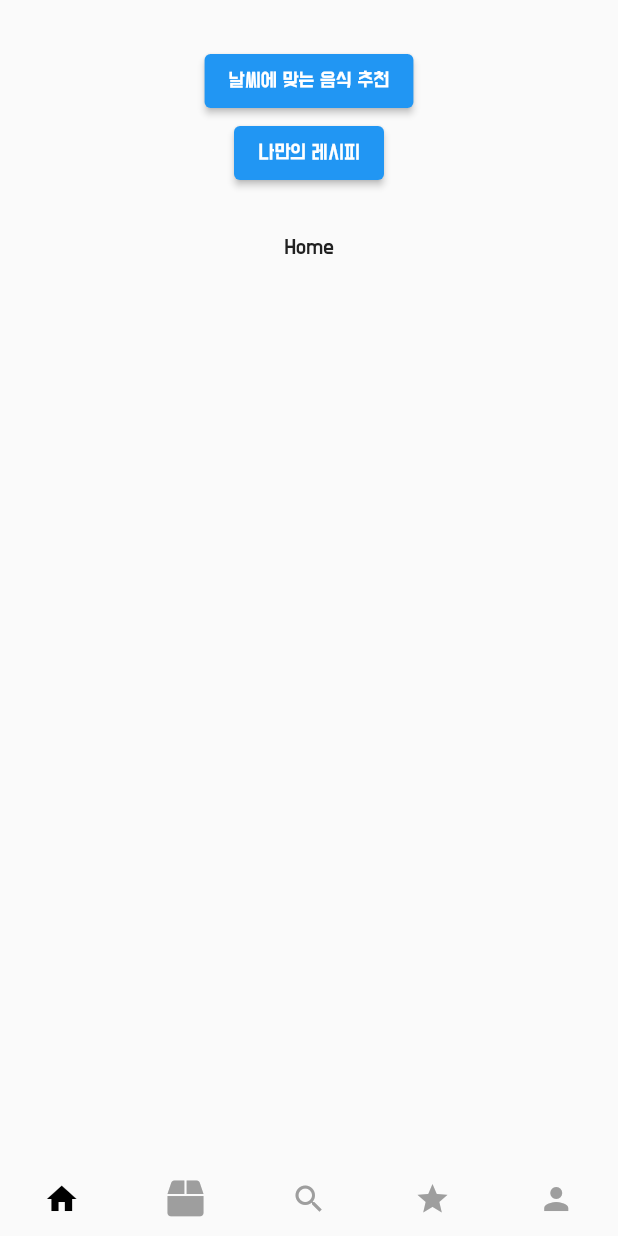
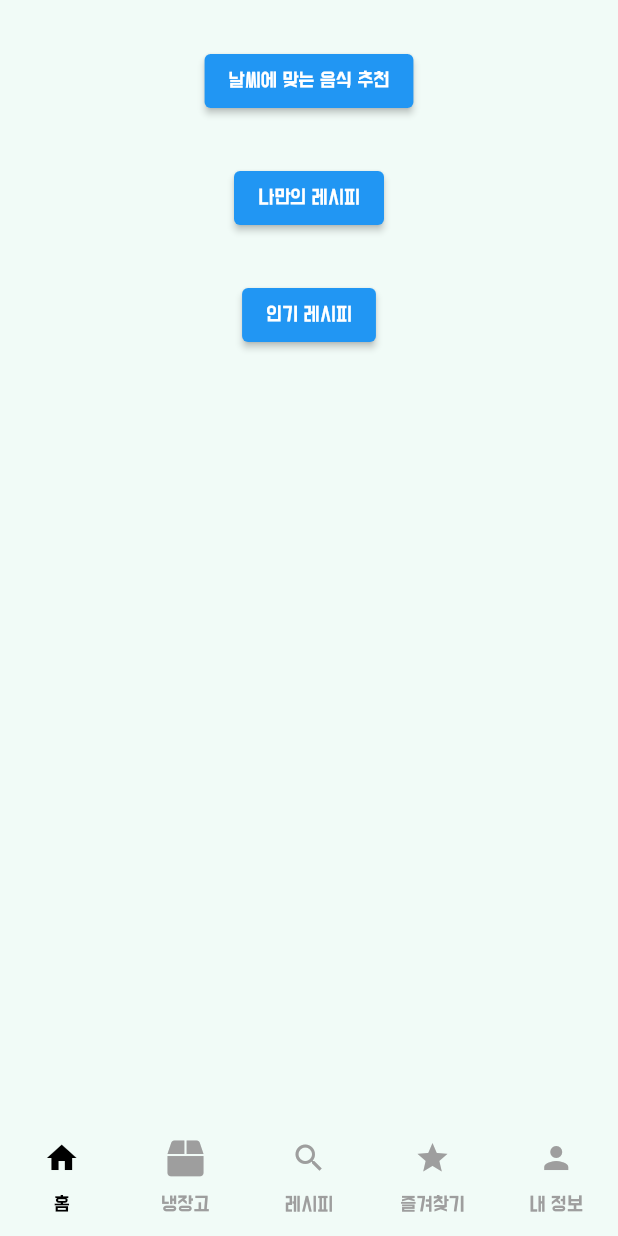
Before and after one commit to joowhan/Uana_project, a Flutter app: the screen it shows after launch, after a tap on "GUEST", on a phone screen of 412 x 824 dp. Run offline on Flutter 3.47's test engine with Material 2 defaults, Android fonts, the light colour scheme and no system bars; our stand-ins replace circular_countdown_timer, cloud_firestore, csv, file_picker, firebase_auth, firebase_core and 16 more; missing offline and left inert: cloud_firestore_web, firebase_auth_web, firebase_core_web, firebase_messaging_web, firebase_storage_web, geolocator_web and 4 more; accounts and stored records are empty; network calls fail.

Commit message:
add 인기 레시피

```diff
--- a/uana_project/lib/app.dart
+++ b/uana_project/lib/app.dart
@@ -1,4 +1,6 @@
 import 'package:flutter/material.dart';
+import 'package:uana_project/popular_recipe.dart';
+import 'package:uana_project/theme/light_colors.dart';
 import 'my_recipe.dart';
 import 'weather_recipe.dart';
 import 'login.dart';
@@ -33,7 +35,8 @@ class _UanaAppState extends State<UanaApp> {
       home: const LoginPage(),
       initialRoute: '/login',
       theme: ThemeData(
-        fontFamily: 'DoHyeonRegular'
+        fontFamily: 'DoHyeonRegular',
+        canvasColor: LightColors.homeback,
       ),
       routes: {
         '/login': (context) => const LoginPage(),
@@ -41,6 +44,7 @@ class _UanaAppState extends State<UanaApp> {
         '/add_refrigerator': (context) => const AddRefrigeratorPage(),
         '/weather_recipe': (context) => const WeatherRecipePage(),
         '/my_recipe': (context) => const MyRecipePage(),
+        '/popular_recipe': (context) => const PopularRecipePage(),
         //'/profile' : (context) => const ProfilePage(),
       },
       onGenerateRoute: _getRoute,
--- a/uana_project/lib/home.dart
+++ b/uana_project/lib/home.dart
@@ -43,19 +43,25 @@ class _HomePageState extends State<HomePage> {
         bottomNavigationBar: const TabBar(
           tabs: [
             Tab(
-                icon: Icon(Icons.home) // 홈화면
+                icon: Icon(Icons.home), // 홈화면
+                text: '홈',
+                //height: 15.0,
             ),
             Tab(
-                icon: Icon(FontAwesomeIcons.box) // 나의 냉장고 화면
+                icon: Icon(FontAwesomeIcons.box), // 나의 냉장고 화면
+                text: '냉장고',
             ),
             Tab(
-                icon: Icon(Icons.search) // 전체 레시피 화면
+                icon: Icon(Icons.search), // 전체 레시피 화면
+                text: '레시피',
             ),
             Tab(
-                icon: Icon(Icons.star) // Favorite 레시피 화면
+                icon: Icon(Icons.star), // Favorite 레시피 화면
+                text: '즐겨찾기',
             ),
             Tab(
-                icon: Icon(Icons.person) // profile 화면 (로그아웃 가능)
+                icon: Icon(Icons.person), // profile 화면 (로그아웃 가능)
+                text: '내 정보',
             ),
           ],
           indicatorColor: Colors.transparent,
@@ -96,6 +102,8 @@ class _HomeScreenState extends State<HomeScreen> {
           },
           child: Text('날씨에 맞는 음식 추천'),
         ),
+        const SizedBox(height: 30.0),
+
         ElevatedButton(
           onPressed: () {
             recipeProvider.loadRecipes();
@@ -105,7 +113,13 @@ class _HomeScreenState extends State<HomeScreen> {
         ),
         const SizedBox(height: 30.0),
 
-        Text('Home'),
+        ElevatedButton(
+          onPressed: () {
+            recipeProvider.loadRecipes();
+            Navigator.pushNamed(context, '/popular_recipe');
+          },
+          child: Text('인기 레시피'),
+        ),
 
         const SizedBox(height: 30.0),
       ],
--- a/uana_project/lib/recipe_provider.dart
+++ b/uana_project/lib/recipe_provider.dart
@@ -94,6 +94,8 @@ class RecipeProvider extends ChangeNotifier {
             }
       });
       print("레시피 받아오기 완료!");
+
+      sortRecipesByLike();
     });
     notifyListeners();
   }
@@ -313,6 +315,13 @@ class RecipeProvider extends ChangeNotifier {
     notifyListeners();
   }
 
+  Future<void> sortRecipesByLike() async { // 인기 레시피 정렬
+    _popularRecipes = _recipeInformation;
+    _popularRecipes.sort((a, b) => b.like.compareTo(a.like)); // 내림차순 정렬
+    print('인기 레시피 정렬 완료!');
+    notifyListeners();
+  }
+
   List<RecipeInfo> _recipeInformation = [];
   List<RecipeInfo> get recipeInformation => _recipeInformation;
 
@@ -324,6 +333,9 @@ class RecipeProvider extends ChangeNotifier {
 
   List<RecipeInfo> _myRecipes = [];
   List<RecipeInfo> get myRecipes => _myRecipes;
+
+  List<RecipeInfo> _popularRecipes = [];
+  List<RecipeInfo> get popularRecipes => _popularRecipes;
 }
 
 class RecipeInfo { // 레시피 정보를 담는 구조체
```
Also changed, not shown: uana_project/lib/popular_recipe.dart (added, +156 -0 lines).
